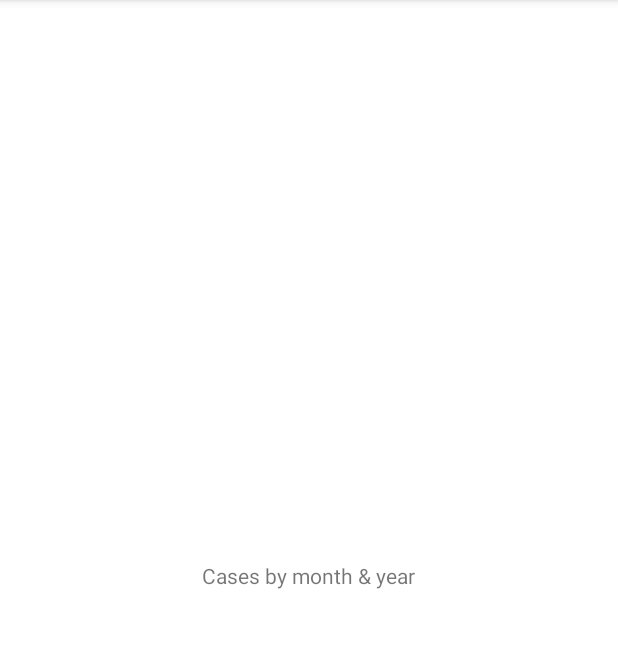
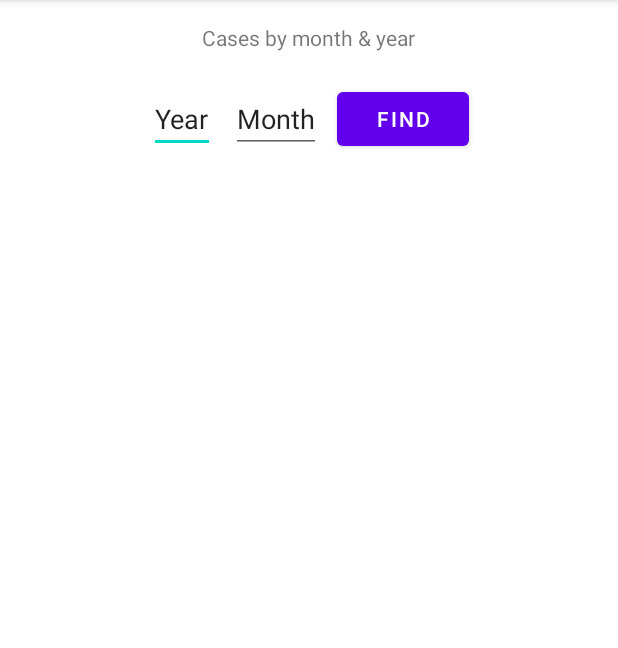
Before and after one commit to JeffXJin/COMP3717Assignment2, an Android app: the DateCasesActivity screen opened directly, with no data from a screen before it, on a phone screen of 412 x 824 dp, the part 84-732 px from its top. Run offline under Robolectric (Android 15) with nearby library versions, the phone set to English and light mode, and no system bars; our stand-ins replace Firebase (no records; nobody signed in at launch, a user with empty details on screens opened directly); 3 statements that could not run were skipped.

Commit message:
attempt to read and display json data into listview for cases by date

```diff
--- a/app/src/main/java/ca/bcit/comp3717assignment2/DateCasesActivity.java
+++ b/app/src/main/java/ca/bcit/comp3717assignment2/DateCasesActivity.java
@@ -1,14 +1,59 @@
 package ca.bcit.comp3717assignment2;
 
+import androidx.annotation.NonNull;
 import androidx.appcompat.app.AppCompatActivity;
 
 import android.os.Bundle;
+import android.widget.ListView;
+
+import com.google.firebase.database.DataSnapshot;
+import com.google.firebase.database.DatabaseError;
+import com.google.firebase.database.DatabaseReference;
+import com.google.firebase.database.FirebaseDatabase;
+import com.google.firebase.database.ValueEventListener;
+
+import java.util.ArrayList;
+import java.util.List;
 
 public class DateCasesActivity extends AppCompatActivity {
+    DatabaseReference databasePersons;
+    List<Person> personsList;
+    ListView lvPersons;
 
     @Override
     protected void onCreate(Bundle savedInstanceState) {
         super.onCreate(savedInstanceState);
         setContentView(R.layout.activity_date_cases);
+
+        databasePersons = FirebaseDatabase.getInstance().getReference("comp3717assignment2-8265b-default-rtdb");
+        lvPersons = findViewById(R.id.lvPersons);
+        personsList = new ArrayList<Person>();
+    }
+
+    @Override
+    protected void onStart() {
+        super.onStart();
+        databasePersons.addValueEventListener(new ValueEventListener() {
+
+            /**
+             * Everytime there is a change in the list, the list will be uploaded
+             * Method calls and clears list
+             * @param dataSnapshot as an DataSnapshot
+             */
+            @Override
+            public void onDataChange(@NonNull DataSnapshot dataSnapshot) {
+//                personsList.clear();
+                for (DataSnapshot personSnapshot : dataSnapshot.getChildren()) {
+                    Person person = personSnapshot.getValue(Person.class);
+                    personsList.add(person);
+                }
+
+                PersonListAdapter adapter = new PersonListAdapter(DateCasesActivity.this, personsList);
+                lvPersons.setAdapter(adapter);
+            }
+
+            @Override
+            public void onCancelled(@NonNull DatabaseError databaseError) { }
+        });
     }
 }
--- a/app/src/main/java/ca/bcit/comp3717assignment2/HealthCasesActivity.java
+++ b/app/src/main/java/ca/bcit/comp3717assignment2/HealthCasesActivity.java
@@ -1,13 +1,30 @@
 package ca.bcit.comp3717assignment2;
 
+import androidx.annotation.NonNull;
 import androidx.appcompat.app.AppCompatActivity;
 import android.os.Bundle;
+import android.view.View;
+
+import android.view.LayoutInflater;
+import android.widget.TextView;
+
+import com.google.firebase.database.DataSnapshot;
+import com.google.firebase.database.DatabaseError;
+import com.google.firebase.database.DatabaseReference;
+import com.google.firebase.database.FirebaseDatabase;
+import com.google.firebase.database.ValueEventListener;
+
+import java.util.List;
 
 public class HealthCasesActivity extends AppCompatActivity {
+    DatabaseReference databasePersons;
+    List<Person> personsList;
 
     @Override
     protected void onCreate(Bundle savedInstanceState) {
         super.onCreate(savedInstanceState);
         setContentView(R.layout.activity_health_cases);
+
+        databasePersons = FirebaseDatabase.getInstance().getReference("comp3717assignment2-8265b-default-rtdb");
     }
 }
--- a/app/src/main/res/layout/activity_date_cases.xml
+++ b/app/src/main/res/layout/activity_date_cases.xml
@@ -4,12 +4,51 @@
     xmlns:tools="http://schemas.android.com/tools"
     android:layout_width="match_parent"
     android:layout_height="match_parent"
-    android:gravity="center"
     android:orientation="vertical"
     tools:context=".DateCasesActivity">
 
-    <TextView
-        android:layout_width="wrap_content"
+    <LinearLayout
+        android:layout_width="match_parent"
         android:layout_height="wrap_content"
-        android:text="@string/date_cases"/>
+        android:gravity="center"
+        android:orientation="vertical">
+
+        <TextView
+            android:layout_width="wrap_content"
+            android:layout_height="wrap_content"
+            android:layout_margin="15dp"
+            android:text="@string/date_cases" />
+    </LinearLayout>
+
+    <LinearLayout
+        android:layout_width="match_parent"
+        android:layout_height="wrap_content"
+        android:gravity="center"
+        android:orientation="horizontal">
+
+        <EditText
+            android:id="@+id/date_year"
+            android:layout_width="wrap_content"
+            android:layout_height="wrap_content"
+            android:layout_margin="5dp"
+            android:text="@string/year" />
+
+        <EditText
+            android:id="@+id/date_month"
+            android:layout_width="wrap_content"
+            android:layout_height="wrap_content"
+            android:layout_margin="5dp"
+            android:text="@string/month" />
+
+        <Button
+            android:layout_width="wrap_content"
+            android:layout_height="wrap_content"
+            android:layout_margin="5dp"
+            android:text="@string/find" />
+    </LinearLayout>
+
+    <ListView
+        android:id="@+id/lvPersons"
+        android:layout_width="match_parent"
+        android:layout_height="match_parent" />
 </LinearLayout>
--- a/app/src/main/res/values/strings.xml
+++ b/app/src/main/res/values/strings.xml
@@ -7,4 +7,7 @@
     <string name="health_authority_cases">Cases by health authority</string>
     <string name="gender_cases">Cases by gender</string>
     <string name="date_cases"><![CDATA[Cases by month & year]]></string>
+    <string name="year">Year</string>
+    <string name="month">Month</string>
+    <string name="find">Find</string>
 </resources>
```
Also changed, not shown: app/src/main/java/ca/bcit/comp3717assignment2/RecyclerAdapter.java (deleted, +0 -72 lines).
